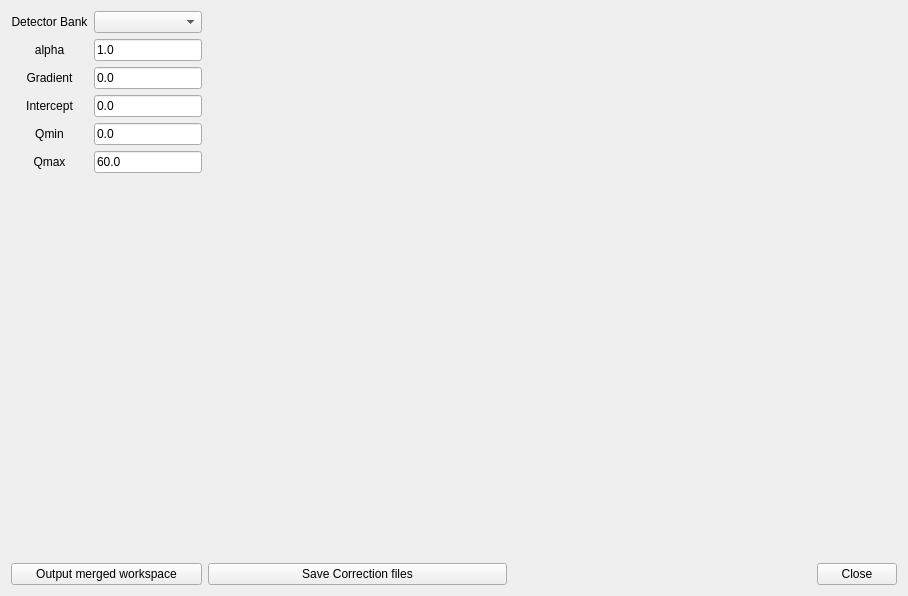
This is scripts/MergeDetectorBanks/merge_banks.ui in stuartcampbell/mantid as Qt 5 draws it before an edit. The edited form follows.
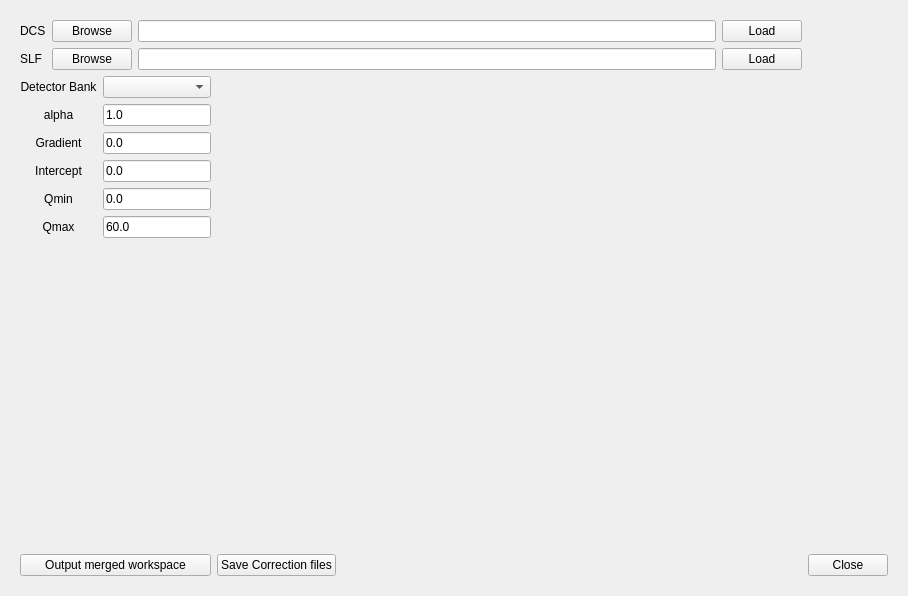
This is the edited form.

Commit message: All load box to ui file

```diff
--- a/scripts/MergeDetectorBanks/merge_banks.ui
+++ b/scripts/MergeDetectorBanks/merge_banks.ui
@@ -13,8 +13,30 @@
   <property name="windowTitle">
    <string>Form</string>
   </property>
-  <layout class="QGridLayout" name="gridLayout_2" rowstretch="0,1,3,0" columnstretch="0,1,1,0">
-   <item row="3" column="2">
+  <layout class="QGridLayout" name="gridLayout_2" rowstretch="0,0,1,3,0,0" columnstretch="0,0,1,0">
+   <property name="leftMargin">
+    <number>20</number>
+   </property>
+   <property name="topMargin">
+    <number>20</number>
+   </property>
+   <property name="rightMargin">
+    <number>20</number>
+   </property>
+   <property name="bottomMargin">
+    <number>20</number>
+   </property>
+   <item row="3" column="0" colspan="4">
+    <layout class="QHBoxLayout" name="horizontalLayout">
+     <item>
+      <layout class="QVBoxLayout" name="plt_1"/>
+     </item>
+     <item>
+      <layout class="QVBoxLayout" name="plt_2"/>
+     </item>
+    </layout>
+   </item>
+   <item row="5" column="2">
     <spacer name="horizontalSpacer_2">
      <property name="orientation">
       <enum>Qt::Horizontal</enum>
@@ -27,20 +49,83 @@
      </property>
     </spacer>
    </item>
-   <item row="2" column="0" colspan="2">
-    <layout class="QVBoxLayout" name="plt_1"/>
-   </item>
-   <item row="3" column="3">
+   <item row="5" column="3">
     <widget class="QPushButton" name="close_btn">
      <property name="text">
       <string>Close</string>
      </property>
     </widget>
    </item>
-   <item row="2" column="2" colspan="2">
-    <layout class="QVBoxLayout" name="plt_2"/>
+   <item row="5" column="1">
+    <widget class="QPushButton" name="save_correction_files_btn">
+     <property name="text">
+      <string>Save Correction files</string>
+     </property>
+    </widget>
    </item>
-   <item row="0" column="0">
+   <item row="5" column="0">
+    <widget class="QPushButton" name="output_merged_workspace_btn">
+     <property name="text">
+      <string>Output merged workspace</string>
+     </property>
+    </widget>
+   </item>
+   <item row="0" column="0" colspan="3">
+    <layout class="QGridLayout" name="gridLayout_3">
+     <item row="0" column="2">
+      <widget class="QLineEdit" name="dcs_directory"/>
+     </item>
+     <item row="0" column="1">
+      <widget class="QPushButton" name="dcs_browse_btn">
+       <property name="text">
+        <string>Browse</string>
+       </property>
+      </widget>
+     </item>
+     <item row="0" column="3">
+      <widget class="QPushButton" name="dcs_load_btn">
+       <property name="text">
+        <string>Load</string>
+       </property>
+      </widget>
+     </item>
+     <item row="1" column="1">
+      <widget class="QPushButton" name="slf_browse_btn">
+       <property name="text">
+        <string>Browse</string>
+       </property>
+      </widget>
+     </item>
+     <item row="1" column="2">
+      <widget class="QLineEdit" name="slf_directory"/>
+     </item>
+     <item row="1" column="3">
+      <widget class="QPushButton" name="slf_load_btn">
+       <property name="text">
+        <string>Load</string>
+       </property>
+      </widget>
+     </item>
+     <item row="0" column="0">
+      <widget class="QLabel" name="label_7">
+       <property name="text">
+        <string>DCS</string>
+       </property>
+      </widget>
+     </item>
+     <item row="1" column="0">
+      <widget class="QLabel" name="label_8">
+       <property name="text">
+        <string>SLF</string>
+       </property>
+      </widget>
+     </item>
+    </layout>
+   </item>
+   <item row="1" column="1" rowspan="2" colspan="3">
+    <layout class="QVBoxLayout" name="plt_3"/>
+   </item>
+   <item row="1" column="0">
     <layout class="QGridLayout" name="gridLayout" columnstretch="0,0">
      <item row="2" column="1">
       <widget class="QLineEdit" name="grad">
@@ -142,36 +227,6 @@
      </item>
     </layout>
    </item>
-   <item row="3" column="0">
-    <widget class="QPushButton" name="output_merged_workspace_btn">
-     <property name="text">
-      <string>Output merged workspace</string>
-     </property>
-    </widget>
-   </item>
-   <item row="1" column="0">
-    <spacer name="verticalSpacer">
-     <property name="orientation">
-      <enum>Qt::Vertical</enum>
-     </property>
-     <property name="sizeHint" stdset="0">
-      <size>
-       <width>20</width>
-       <height>40</height>
-      </size>
-     </property>
-    </spacer>
-   </item>
-   <item row="0" column="1" rowspan="2" colspan="3">
-    <layout class="QVBoxLayout" name="plt_3"/>
-   </item>
-   <item row="3" column="1">
-    <widget class="QPushButton" name="save_correction_files_btn">
-     <property name="text">
-      <string>Save Correction files</string>
-     </property>
-    </widget>
-   </item>
   </layout>
  </widget>
  <resources/>
```
The commit also changes 1 other file.
